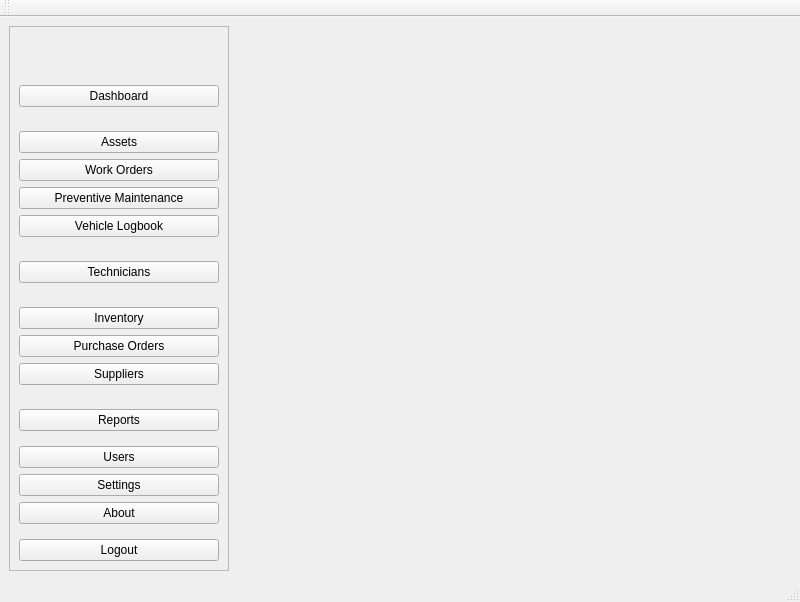
Above: app/ui/forms/main_window.ui from Apie-dup/MaintenanceSystem before the change. Below: the same form after it.
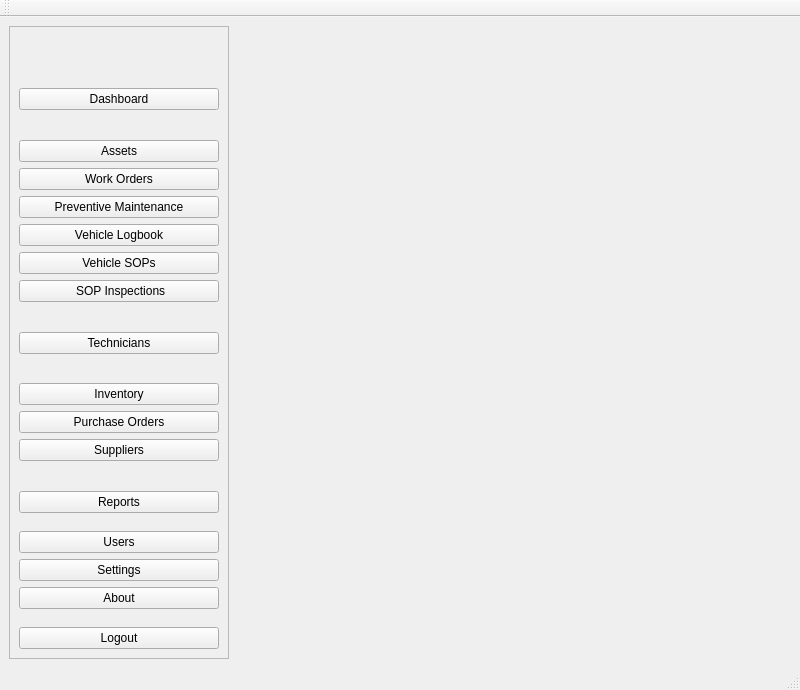
That is the form after the change.

Commit message: Add vehicle SOP inspections and work order integration

Diff of the .ui file:
```diff
--- a/app/ui/forms/main_window.ui
+++ b/app/ui/forms/main_window.ui
@@ -7,7 +7,7 @@
     <x>0</x>
     <y>0</y>
     <width>800</width>
-    <height>602</height>
+    <height>690</height>
    </rect>
   </property>
   <property name="windowTitle">
@@ -136,6 +136,20 @@
          </property>
         </widget>
        </item>
+       <item>
+        <widget class="QPushButton" name="btnVehicleSops">
+         <property name="text">
+          <string>Vehicle SOPs</string>
+         </property>
+        </widget>
+       </item>
+       <item>
+        <widget class="QPushButton" name="btnSopInspections">
+         <property name="text">
+          <string> SOP Inspections</string>
+         </property>
+        </widget>
+       </item>
        <item>
         <spacer name="verticalSpacer_9">
          <property name="orientation">
@@ -327,7 +341,7 @@
     <item>
      <widget class="QStackedWidget" name="stackedWidget">
       <property name="currentIndex">
-       <number>12</number>
+       <number>14</number>
       </property>
       <widget class="QWidget" name="pageDashboard"/>
       <widget class="QWidget" name="pageAssets"/>
@@ -342,6 +356,8 @@
       <widget class="QWidget" name="pageUsers"/>
       <widget class="QWidget" name="page"/>
       <widget class="QWidget" name="pagePurchaseOrders"/>
+      <widget class="QWidget" name="pageVehicleSops"/>
+      <widget class="QWidget" name="pageSopInspections"/>
      </widget>
     </item>
    </layout>
```
The commit also changes 36 other files.
